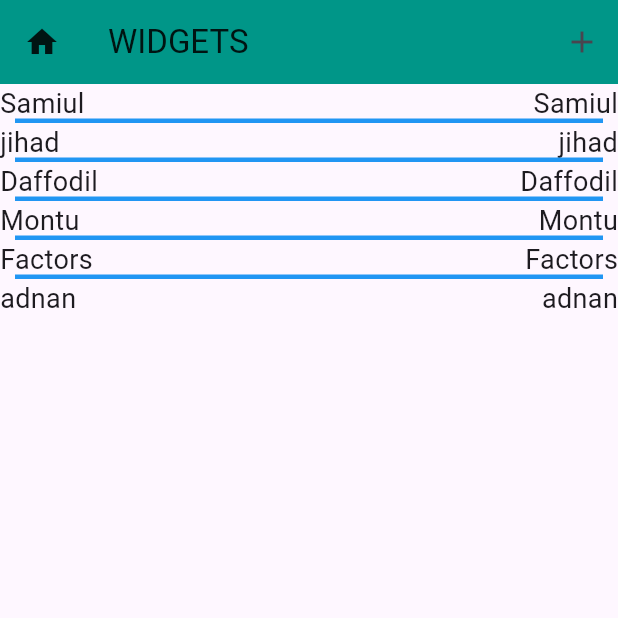
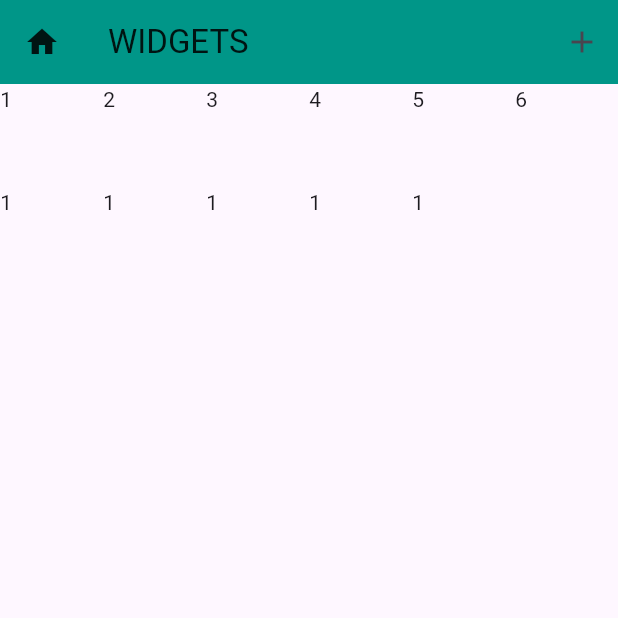
Before and after one commit to Samiul-Islam-Rafi-SWE/flutter-widgets, a Flutter app: the screen it shows after launch, on a phone screen of 412 x 824 dp, the top half of it. Run offline on Flutter 3.47's test engine with Material 3 defaults, Android fonts, the phone set to English and light mode, and no system bars.

Commit message:
Normal gridView

```diff
--- a/lib/main.dart
+++ b/lib/main.dart
@@ -337,34 +337,54 @@ class Home extends StatelessWidget {
       //     );
       //   },
       // ),
-      body: ListView.separated(
-        itemCount: studentList.length,
-        itemBuilder: (context, index) {
-          return Row(
-            mainAxisAlignment: MainAxisAlignment.spaceBetween,
-            children: [
-              Text(
-                textAlign: TextAlign.center,
-                studentList[index], // ✅ Correct usage
-                style: TextStyle(fontSize: 18),
-              ),
-              Text(
-                textAlign: TextAlign.center,
-                studentList[index], // ✅ Correct usage
-                style: TextStyle(fontSize: 18),
-              ),
-            ],
-          );
-        },
-        separatorBuilder: (context, index) {
-          return Divider(
-            height: 0,
-            thickness: 3,
-            endIndent: 10,
-            indent: 10,
-            color: Colors.blue,
-          );
-        },
+      // body: ListView.separated(
+      //   itemCount: studentList.length,
+      //   itemBuilder: (context, index) {
+      //     return Row(
+      //       mainAxisAlignment: MainAxisAlignment.spaceBetween,
+      //       children: [
+      //         Text(
+      //           textAlign: TextAlign.center,
+      //           studentList[index], // ✅ Correct usage
+      //           style: TextStyle(fontSize: 18),
+      //         ),
+      //         Text(
+      //           textAlign: TextAlign.center,
+      //           studentList[index], // ✅ Correct usage
+      //           style: TextStyle(fontSize: 18),
+      //         ),
+      //       ],
+      //     );
+      //   },
+      //   separatorBuilder: (context, index) {
+      //     return Divider(
+      //       height: 0,
+      //       thickness: 3,
+      //       endIndent: 10,
+      //       indent: 10,
+      //       color: Colors.blue,
+      //     );
+      //   },
+      // ),
+
+      /** Grid Operation */
+      body: GridView(
+        gridDelegate: SliverGridDelegateWithFixedCrossAxisCount(
+          crossAxisCount: 6,
+        ),
+        children: [
+          Text('1'),
+          Text('2'),
+          Text('3'),
+          Text('4'),
+          Text('5'),
+          Text('6'),
+          Text('1'),
+          Text('1'),
+          Text('1'),
+          Text('1'),
+          Text('1'),
+        ],
       ),
     );
   }
```
